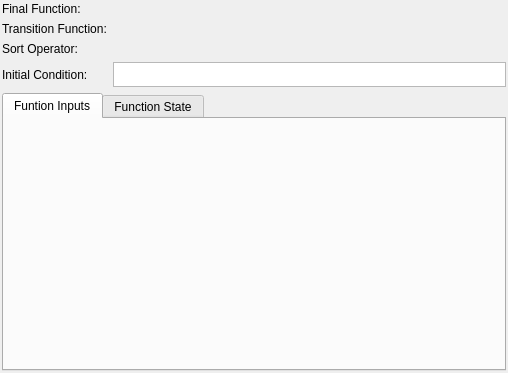
The window that libpgmodeler_ui/ui/aggregatewidget.ui (pgmodeler/pgmodeler) describes before a commit, drawn with Qt 5.
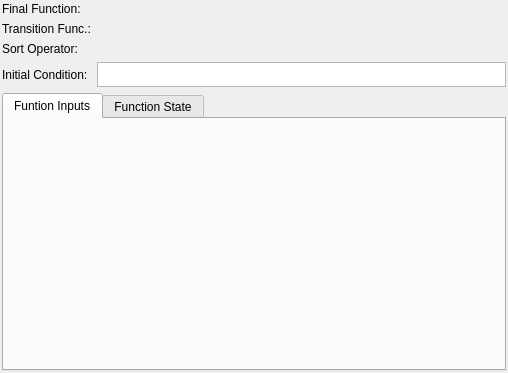
The same window after the commit.

Patch:
```diff
--- a/libpgmodeler_ui/ui/aggregatewidget.ui
+++ b/libpgmodeler_ui/ui/aggregatewidget.ui
@@ -104,7 +104,7 @@
    <item row="1" column="0">
     <widget class="QLabel" name="transition_func_lbl">
      <property name="text">
-      <string>Transition Function:</string>
+      <string>Transition Func.:</string>
      </property>
     </widget>
    </item>
```
Left out of the diff: 11 changed lines with no effect on the pictures.
